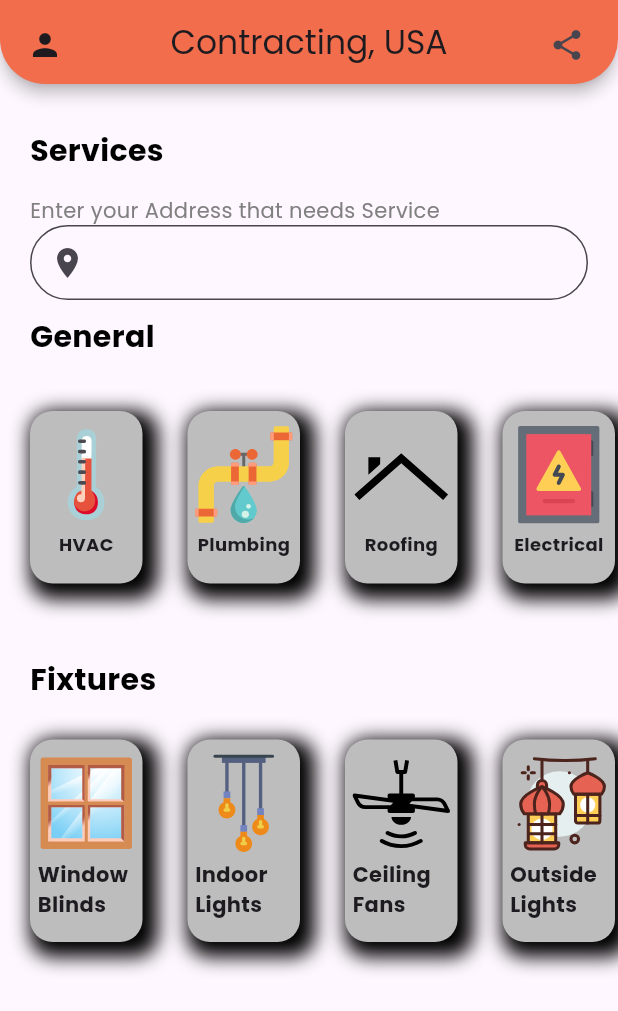
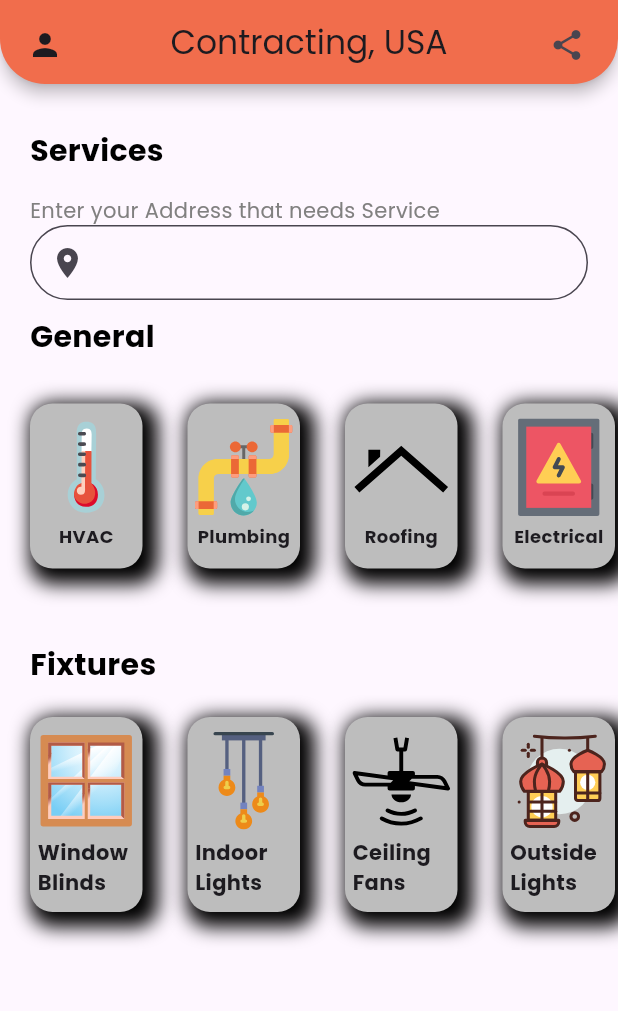
Before and after one commit to AustinFSSE/FlutterProject, a Flutter app: the screen it shows after launch, on a phone screen of 412 x 824 dp. Shown: the top 1011 px of the screen. Run offline on Flutter 3.47's test engine with Material 3 defaults, Android fonts, the phone set to English and light mode, and no system bars; our stand-ins replace firebase_auth, firebase_core, flutter_svg, google_sign_in; accounts and stored records are empty.

Commit message:
Rows and Columns converted to ListView.Builder with OOP indexing. General Servics widget array created as well as Fixtures Services widget array

```diff
--- a/lib/pages/home.dart
+++ b/lib/pages/home.dart
@@ -67,14 +67,14 @@ class _HomePageState extends State<HomePage> {
 
           // General Services
           SizedBox(
-            height: 160,
+            height: 150,
             child: ListView.separated(
                 scrollDirection: Axis.horizontal,
                 padding: const EdgeInsets.only(left: 20, right: 20),
                 shrinkWrap: true,
                 itemBuilder: (context, index){
                   return Container(
-                    margin: const EdgeInsets.only(top: 20, bottom: 25),
+                    margin: const EdgeInsets.only(top: 15, bottom: 25),
                    height: generalServices[index].size,
                    width: generalServices[index].size,
                    decoration: BoxDecoration(
@@ -139,13 +139,13 @@ class _HomePageState extends State<HomePage> {
             ),
           const SizedBox(height: 5,),
           SizedBox(
-            height: 180,
+            height: 170,
             child: ListView.separated(
               scrollDirection: Axis.horizontal,
               padding: const EdgeInsets.only(left: 20, right: 20),
               itemBuilder: (context, index){
                 return Container(
-                  margin: const EdgeInsets.only(top: 20, bottom: 25),
+                  margin: const EdgeInsets.only(top: 15, bottom: 25),
                   height: fixtureServices[index].size,
                   width: fixtureServices[index].size,
                   decoration: BoxDecoration(
```
